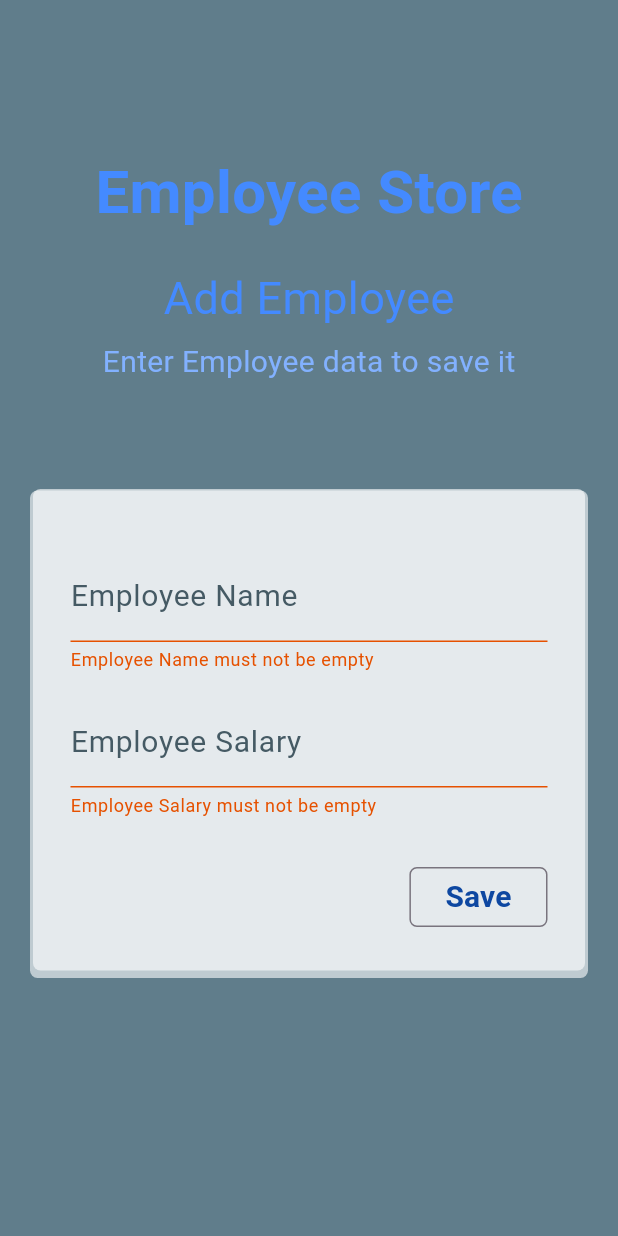
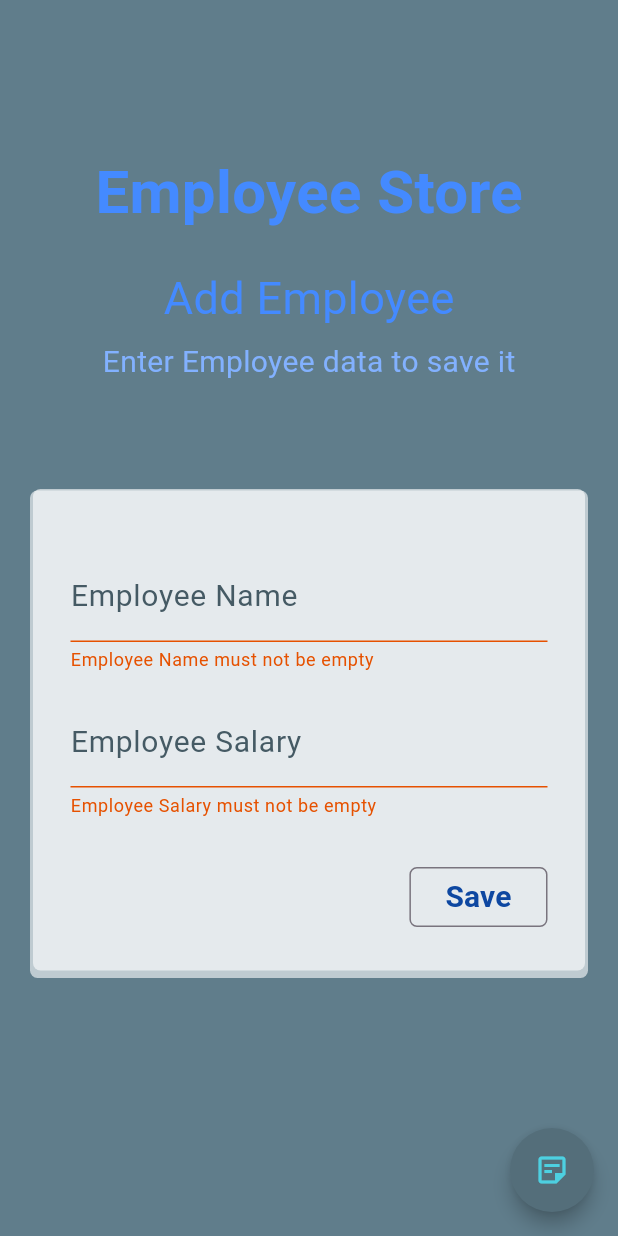
Before and after one commit to Hind-Alaa-Fathy/employees, a Flutter app: the ShowEmployeesData screen opened directly, after a tap on the "add" icon, after a tap on "Save", on a phone screen of 412 x 824 dp. Run offline on Flutter 3.47's test engine with Material 3 defaults, Android fonts, the phone set to English and light mode, and no system bars; our stand-ins replace sqflite; accounts and stored records are empty.

Commit message:
adding floating_action_button in app

```diff
--- a/lib/sql_helper.dart
+++ b/lib/helpers/sql_helper.dart
@@ -10,7 +10,7 @@ class SqlHelper
  }
 
    Future<void> createDatabase()async {
-     await openDatabase(
+     database = await openDatabase(
       'employees.db',
       version: 1,
       onCreate: (db, version) {
@@ -31,9 +31,7 @@ class SqlHelper
 
         print("database opened");
       },
-    ).then((value) {
-      database = value;
-    });
+    );
   }
 
   Future<void> insertToDatabase({
@@ -59,7 +57,7 @@ class SqlHelper
       throw Exception('Database is not initialized');
     }
     final List<Map<String, dynamic>> maps = await database!.rawQuery('SELECT * FROM employees');
-    return List.generate(maps.length, (i) {
+     return List.generate(maps.length, (i) {
       return Employee(
         name: maps[i]['name'] as String,
         salary: maps[i]['salary'] as num,
--- a/lib/main.dart
+++ b/lib/main.dart
@@ -1,9 +1,6 @@
-import 'package:employees/sql_helper.dart';
 import 'package:flutter/material.dart';
 import 'screens/form_page.dart';
 void main() {
-  WidgetsFlutterBinding.ensureInitialized();
-  var db = SqlHelper();
   runApp(const MyApp());
 }
 
--- a/lib/screens/form_page.dart
+++ b/lib/screens/form_page.dart
@@ -1,10 +1,9 @@
 import 'package:employees/shared_component/custom_textFormField.dart';
 import 'package:employees/shared_component/text_in_app.dart';
 import 'package:employees/screens/show_data.dart';
-import 'package:employees/sql_helper.dart';
+import 'package:employees/helpers/sql_helper.dart';
 import 'package:flutter/material.dart';
-
-
+import '../shared_component/floating_action_button.dart';
 
 class EmployeeFormPage extends StatefulWidget {
   const EmployeeFormPage({super.key});
@@ -23,6 +22,13 @@ class _EmployeeFormPageState extends State<EmployeeFormPage> {
   Widget build(BuildContext context) {
     return Scaffold(
       backgroundColor:  Colors.blueGrey,
+       floatingActionButton: floatingActionButton(
+          text: "Show Employee Data",
+          context: context,
+          color: Colors.blueGrey.shade600,
+          icon: Icons.sticky_note_2_outlined,
+          page: const ShowEmployeesData()
+      ),
       body: SingleChildScrollView(
         child: Column(
           mainAxisAlignment: MainAxisAlignment.center,
@@ -78,11 +84,8 @@ class _EmployeeFormPageState extends State<EmployeeFormPage> {
                                 });
                                 if(formKey.currentState!.validate())
                                   {
-                                    num? salary = num.tryParse(employeeSalaryController.text);
-                                    if (salary != null)
-                                    {
-                                      sql.insertToDatabase(name:employeeNameController.text,salary: salary );
-                                    }
+                                    num? salary = num.parse(employeeSalaryController.text);
+                                    sql.insertToDatabase(name:employeeNameController.text,salary: salary );
                                     employeeNameController.clear();
                                     employeeSalaryController.clear();
                                     setState(() {
--- a/lib/screens/show_data.dart
+++ b/lib/screens/show_data.dart
@@ -1,7 +1,7 @@
 import 'package:employees/shared_component/data_table.dart';
 import 'package:employees/shared_component/text_in_app.dart';
 import 'package:flutter/material.dart';
-
+import '../shared_component/floating_action_button.dart';
 import 'form_page.dart';
 
 class ShowEmployeesData extends StatelessWidget {
@@ -11,15 +11,11 @@ class ShowEmployeesData extends StatelessWidget {
   Widget build(BuildContext context) {
     return Scaffold(
       backgroundColor: Colors.blueGrey[300],
-      floatingActionButton: FloatingActionButton(
-        onPressed: () {
-          Navigator.pushReplacement(context, MaterialPageRoute(builder: (context) => const EmployeeFormPage(),));
-        },
-        backgroundColor: Colors.blueGrey[500],
-        shape: RoundedRectangleBorder(borderRadius: BorderRadius.circular(30)),
-        elevation: 5,
-        tooltip: "Add New Employee",
-        child: Icon(Icons.add,color: Colors.cyan.shade300,),
+      floatingActionButton: floatingActionButton(
+        text: "Add New Employee",
+        context: context,
+        icon: Icons.add,
+        page: const EmployeeFormPage()
       ),
       body: SafeArea(
         child: SingleChildScrollView(
--- a/lib/shared_component/custom_textFormField.dart
+++ b/lib/shared_component/custom_textFormField.dart
@@ -44,7 +44,6 @@ class DefaultTextFormField extends StatelessWidget {
           errorStyle: TextStyle(color: Colors.orange[900])
         ),
         maxLines: null,
-
       ),
     );
   }
--- a/lib/shared_component/data_table.dart
+++ b/lib/shared_component/data_table.dart
@@ -1,8 +1,7 @@
 import 'package:employees/models/employee_model.dart';
 import 'package:employees/shared_component/text_in_app.dart';
 import 'package:flutter/material.dart';
-
-import '../sql_helper.dart';
+import '../helpers/sql_helper.dart';
 
 class EmployeesTable extends StatefulWidget {
    const EmployeesTable({super.key});
@@ -12,7 +11,7 @@ class EmployeesTable extends StatefulWidget {
 }
 
 class _EmployeesTableState extends State<EmployeesTable> {
-  bool sortAscend = false;
+  bool sortAscend = true;
   List<Employee> employees = [];
   final SqlHelper sqlHelper = SqlHelper();
 
--- /dev/null
+++ b/lib/shared_component/floating_action_button.dart
@@ -0,0 +1,21 @@
+import 'package:flutter/material.dart';
+
+Widget floatingActionButton({
+  required BuildContext context,
+  required Widget page,
+  required String text,
+  required IconData icon,
+  Color color = Colors.blueGrey
+})
+{
+  return FloatingActionButton(
+    onPressed: () {
+      Navigator.pushReplacement(context, MaterialPageRoute(builder: (context) => page,));
+    },
+    backgroundColor: color,
+    shape: RoundedRectangleBorder(borderRadius: BorderRadius.circular(30)),
+    elevation: 5,
+    tooltip: text,
+    child: Icon(icon,color: Colors.cyan.shade300,),
+  );
+}
```
